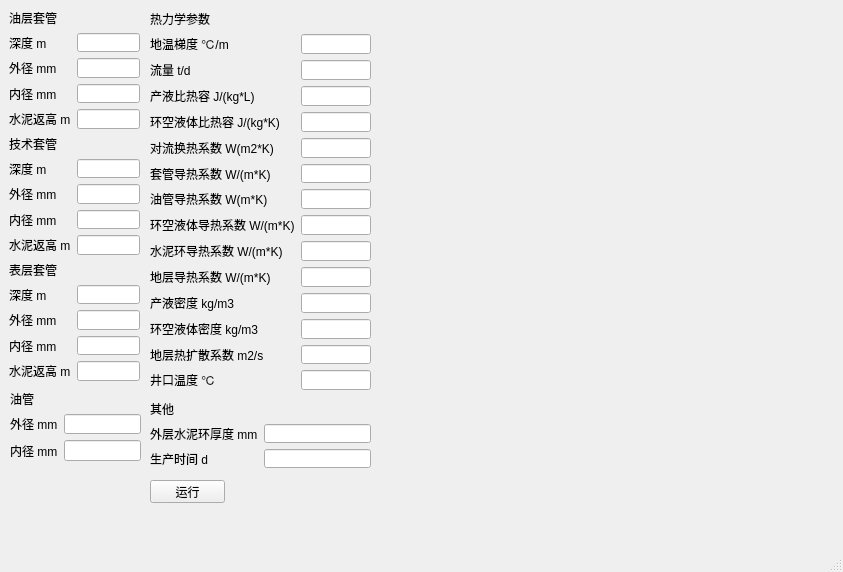
czy1996/APB, file Gui/mainWindow.ui: the form before one commit.
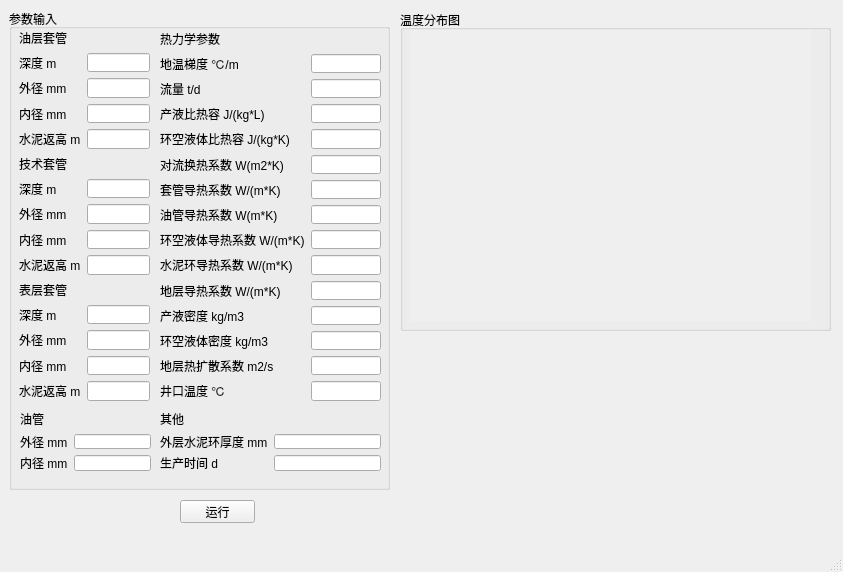
The form after the commit.

```diff
--- a/Gui/mainWindow.ui
+++ b/Gui/mainWindow.ui
@@ -20,64 +20,111 @@
    <string>APB计算器</string>
   </property>
   <widget class="QWidget" name="centralwidget">
-   <widget class="QWidget" name="verticalLayoutWidget">
+   <widget class="QPushButton" name="buttonRun">
+    <property name="geometry">
+     <rect>
+      <x>180</x>
+      <y>500</y>
+      <width>75</width>
+      <height>23</height>
+     </rect>
+    </property>
+    <property name="text">
+     <string>运行</string>
+    </property>
+   </widget>
+   <widget class="QLabel" name="label_message">
+    <property name="geometry">
+     <rect>
+      <x>250</x>
+      <y>480</y>
+      <width>91</width>
+      <height>21</height>
+     </rect>
+    </property>
+    <property name="text">
+     <string/>
+    </property>
+   </widget>
+   <widget class="QGroupBox" name="groupBox">
+    <property name="geometry">
+     <rect>
+      <x>400</x>
+      <y>10</y>
+      <width>431</width>
+      <height>321</height>
+     </rect>
+    </property>
+    <property name="title">
+     <string>温度分布图</string>
+    </property>
+    <widget class="QLabel" name="label_temp_image">
+     <property name="geometry">
+      <rect>
+       <x>10</x>
+       <y>20</y>
+       <width>401</width>
+       <height>291</height>
+      </rect>
+     </property>
+     <property name="autoFillBackground">
+      <bool>true</bool>
+     </property>
+     <property name="text">
+      <string/>
+     </property>
+    </widget>
+   </widget>
+   <widget class="QGroupBox" name="groupBox_2">
     <property name="geometry">
      <rect>
       <x>9</x>
       <y>9</y>
+      <width>381</width>
+      <height>481</height>
+     </rect>
+    </property>
+    <property name="title">
+     <string>参数输入</string>
+    </property>
+    <widget class="QWidget" name="verticalLayoutWidget_6">
+     <property name="geometry">
+      <rect>
+       <x>11</x>
+       <y>401</y>
       <width>131</width>
-      <height>120</height>
-     </rect>
-    </property>
-    <layout class="QVBoxLayout" name="Casing1">
+       <height>61</height>
+      </rect>
+     </property>
+     <layout class="QVBoxLayout" name="Tubing">
      <item>
-      <widget class="QLabel" name="label_2">
+       <widget class="QLabel" name="label_17">
        <property name="text">
-        <string>油层套管</string>
+         <string>油管</string>
        </property>
       </widget>
      </item>
      <item>
-      <layout class="QFormLayout" name="formLayout">
+       <layout class="QFormLayout" name="formLayout_6">
        <item row="0" column="0">
-        <widget class="QLabel" name="label">
+         <widget class="QLabel" name="label_19">
          <property name="text">
-          <string>深度 m</string>
+           <string>外径 mm</string>
          </property>
         </widget>
        </item>
        <item row="0" column="1">
-        <widget class="QLineEdit" name="input_depth1"/>
+         <widget class="QLineEdit" name="input_dto"/>
        </item>
        <item row="1" column="0">
-        <widget class="QLabel" name="label_3">
-         <property name="text">
-          <string>外径 mm</string>
-         </property>
-        </widget>
-       </item>
-       <item row="1" column="1">
-        <widget class="QLineEdit" name="input_dc1o"/>
-       </item>
-       <item row="2" column="0">
-        <widget class="QLabel" name="label_4">
+         <widget class="QLabel" name="label_20">
          <property name="text">
           <string>内径 mm</string>
          </property>
         </widget>
        </item>
-       <item row="2" column="1">
-        <widget class="QLineEdit" name="input_dc1i"/>
-       </item>
-       <item row="3" column="0">
-        <widget class="QLabel" name="Label">
-         <property name="text">
-          <string>水泥返高 m</string>
-         </property>
-        </widget>
-       </item>
-       <item row="3" column="1">
-        <widget class="QLineEdit" name="input_toc1"/>
+        <item row="1" column="1">
+         <widget class="QLineEdit" name="input_dti"/>
        </item>
       </layout>
      </item>
@@ -86,8 +133,8 @@
    <widget class="QWidget" name="verticalLayoutWidget_2">
     <property name="geometry">
      <rect>
-      <x>9</x>
-      <y>135</y>
+       <x>10</x>
+       <y>146</y>
       <width>131</width>
       <height>120</height>
      </rect>
@@ -146,119 +193,13 @@
      </item>
     </layout>
    </widget>
-   <widget class="QWidget" name="verticalLayoutWidget_3">
-    <property name="geometry">
-     <rect>
-      <x>9</x>
-      <y>261</y>
-      <width>131</width>
-      <height>120</height>
-     </rect>
-    </property>
-    <layout class="QVBoxLayout" name="Casing3">
-     <item>
-      <widget class="QLabel" name="label_9">
-       <property name="text">
-        <string>表层套管</string>
-       </property>
-      </widget>
-     </item>
-     <item>
-      <layout class="QFormLayout" name="formLayout_3">
-       <item row="0" column="0">
-        <widget class="QLabel" name="label_10">
-         <property name="text">
-          <string>深度 m</string>
-         </property>
-        </widget>
-       </item>
-       <item row="0" column="1">
-        <widget class="QLineEdit" name="input_depth3"/>
-       </item>
-       <item row="1" column="1">
-        <widget class="QLineEdit" name="input_dc3o"/>
-       </item>
-       <item row="1" column="0">
-        <widget class="QLabel" name="label_11">
-         <property name="text">
-          <string>外径 mm</string>
-         </property>
-        </widget>
-       </item>
-       <item row="2" column="1">
-        <widget class="QLineEdit" name="input_dc3i"/>
-       </item>
-       <item row="2" column="0">
-        <widget class="QLabel" name="label_12">
-         <property name="text">
-          <string>内径 mm</string>
-         </property>
-        </widget>
-       </item>
-       <item row="3" column="0">
-        <widget class="QLabel" name="Label_3">
-         <property name="text">
-          <string>水泥返高 m</string>
-         </property>
-        </widget>
-       </item>
-       <item row="3" column="1">
-        <widget class="QLineEdit" name="input_toc3"/>
-       </item>
-      </layout>
-     </item>
-    </layout>
-   </widget>
-   <widget class="QWidget" name="verticalLayoutWidget_4">
-    <property name="geometry">
-     <rect>
-      <x>150</x>
-      <y>400</y>
-      <width>221</width>
-      <height>68</height>
-     </rect>
-    </property>
-    <layout class="QVBoxLayout" name="well_etc">
-     <item>
-      <widget class="QLabel" name="label_13">
-       <property name="text">
-        <string>其他</string>
-       </property>
-      </widget>
-     </item>
-     <item>
-      <layout class="QFormLayout" name="formLayout_4">
-       <item row="0" column="0">
-        <widget class="QLabel" name="label_14">
-         <property name="text">
-          <string>外层水泥环厚度 mm</string>
-         </property>
-        </widget>
-       </item>
-       <item row="0" column="1">
-        <widget class="QLineEdit" name="input_tcem"/>
-       </item>
-       <item row="1" column="0">
-        <widget class="QLabel" name="dLabel">
-         <property name="text">
-          <string>生产时间 d</string>
-         </property>
-        </widget>
-       </item>
-       <item row="1" column="1">
-        <widget class="QLineEdit" name="input_t"/>
-       </item>
-      </layout>
-     </item>
-    </layout>
-   </widget>
    <widget class="QWidget" name="verticalLayoutWidget_5">
     <property name="geometry">
      <rect>
-      <x>150</x>
-      <y>10</y>
+       <x>151</x>
+       <y>21</y>
       <width>221</width>
-      <height>380</height>
+       <height>371</height>
      </rect>
     </property>
     <layout class="QVBoxLayout" name="thermal">
@@ -415,90 +356,175 @@
      </item>
     </layout>
    </widget>
-   <widget class="QPushButton" name="buttonRun">
+    <widget class="QWidget" name="verticalLayoutWidget_4">
     <property name="geometry">
      <rect>
-      <x>150</x>
-      <y>480</y>
-      <width>75</width>
-      <height>23</height>
-     </rect>
-    </property>
+       <x>151</x>
+       <y>401</y>
+       <width>221</width>
+       <height>61</height>
+      </rect>
+     </property>
+     <layout class="QVBoxLayout" name="well_etc">
+      <item>
+       <widget class="QLabel" name="label_13">
     <property name="text">
-     <string>运行</string>
-    </property>
-   </widget>
-   <widget class="QLabel" name="label_message">
-    <property name="geometry">
-     <rect>
-      <x>250</x>
-      <y>480</y>
-      <width>91</width>
-      <height>21</height>
-     </rect>
-    </property>
+         <string>其他</string>
+        </property>
+       </widget>
+      </item>
+      <item>
+       <layout class="QFormLayout" name="formLayout_4">
+        <item row="0" column="0">
+         <widget class="QLabel" name="label_14">
+          <property name="text">
+           <string>外层水泥环厚度 mm</string>
+          </property>
+         </widget>
+        </item>
+        <item row="0" column="1">
+         <widget class="QLineEdit" name="input_tcem"/>
+        </item>
+        <item row="1" column="0">
+         <widget class="QLabel" name="dLabel">
     <property name="text">
-     <string/>
-    </property>
-   </widget>
-   <widget class="QWidget" name="verticalLayoutWidget_6">
+           <string>生产时间 d</string>
+          </property>
+         </widget>
+        </item>
+        <item row="1" column="1">
+         <widget class="QLineEdit" name="input_t"/>
+        </item>
+       </layout>
+      </item>
+     </layout>
+    </widget>
+    <widget class="QWidget" name="verticalLayoutWidget">
     <property name="geometry">
      <rect>
       <x>10</x>
-      <y>390</y>
+       <y>20</y>
       <width>131</width>
-      <height>71</height>
-     </rect>
-    </property>
-    <layout class="QVBoxLayout" name="Tubing">
+       <height>120</height>
+      </rect>
+     </property>
+     <layout class="QVBoxLayout" name="Casing1">
      <item>
-      <widget class="QLabel" name="label_17">
+       <widget class="QLabel" name="label_2">
        <property name="text">
-        <string>油管</string>
+         <string>油层套管</string>
        </property>
       </widget>
      </item>
      <item>
-      <layout class="QFormLayout" name="formLayout_6">
+       <layout class="QFormLayout" name="formLayout">
        <item row="0" column="0">
-        <widget class="QLabel" name="label_19">
+         <widget class="QLabel" name="label">
          <property name="text">
-          <string>外径 mm</string>
+           <string>深度 m</string>
          </property>
         </widget>
        </item>
        <item row="0" column="1">
-        <widget class="QLineEdit" name="input_dto"/>
+         <widget class="QLineEdit" name="input_depth1"/>
        </item>
        <item row="1" column="0">
-        <widget class="QLabel" name="label_20">
+         <widget class="QLabel" name="label_3">
          <property name="text">
-          <string>内径 mm</string>
+           <string>外径 mm</string>
          </property>
         </widget>
        </item>
        <item row="1" column="1">
-        <widget class="QLineEdit" name="input_dti"/>
-       </item>
+         <widget class="QLineEdit" name="input_dc1o"/>
+        </item>
+        <item row="2" column="0">
+         <widget class="QLabel" name="label_4">
+          <property name="text">
+           <string>内径 mm</string>
+          </property>
+         </widget>
+        </item>
+        <item row="2" column="1">
+         <widget class="QLineEdit" name="input_dc1i"/>
+        </item>
+        <item row="3" column="0">
+         <widget class="QLabel" name="Label">
+          <property name="text">
+           <string>水泥返高 m</string>
+          </property>
+         </widget>
+        </item>
+        <item row="3" column="1">
+         <widget class="QLineEdit" name="input_toc1"/>
+        </item>
       </layout>
      </item>
     </layout>
    </widget>
-   <widget class="QLabel" name="label_temp_image">
+    <widget class="QWidget" name="verticalLayoutWidget_3">
     <property name="geometry">
      <rect>
-      <x>400</x>
-      <y>10</y>
-      <width>401</width>
-      <height>301</height>
-     </rect>
-    </property>
-    <property name="autoFillBackground">
-     <bool>true</bool>
-    </property>
+       <x>10</x>
+       <y>272</y>
+       <width>131</width>
+       <height>120</height>
+      </rect>
+     </property>
+     <layout class="QVBoxLayout" name="Casing3">
+      <item>
+       <widget class="QLabel" name="label_9">
+        <property name="text">
+         <string>表层套管</string>
+        </property>
+       </widget>
+      </item>
+      <item>
+       <layout class="QFormLayout" name="formLayout_3">
+        <item row="0" column="0">
+         <widget class="QLabel" name="label_10">
     <property name="text">
-     <string/>
-    </property>
+           <string>深度 m</string>
+          </property>
+         </widget>
+        </item>
+        <item row="0" column="1">
+         <widget class="QLineEdit" name="input_depth3"/>
+        </item>
+        <item row="1" column="1">
+         <widget class="QLineEdit" name="input_dc3o"/>
+        </item>
+        <item row="1" column="0">
+         <widget class="QLabel" name="label_11">
+          <property name="text">
+           <string>外径 mm</string>
+          </property>
+         </widget>
+        </item>
+        <item row="2" column="1">
+         <widget class="QLineEdit" name="input_dc3i"/>
+        </item>
+        <item row="2" column="0">
+         <widget class="QLabel" name="label_12">
+          <property name="text">
+           <string>内径 mm</string>
+          </property>
+         </widget>
+        </item>
+        <item row="3" column="0">
+         <widget class="QLabel" name="Label_3">
+          <property name="text">
+           <string>水泥返高 m</string>
+          </property>
+         </widget>
+        </item>
+        <item row="3" column="1">
+         <widget class="QLineEdit" name="input_toc3"/>
+        </item>
+       </layout>
+      </item>
+     </layout>
+    </widget>
    </widget>
   </widget>
   <widget class="QMenuBar" name="menubar">
```
Left out of the diff: 20 changed lines with no effect on the pictures. Lines whose indentation alone changed are shown as unchanged.
